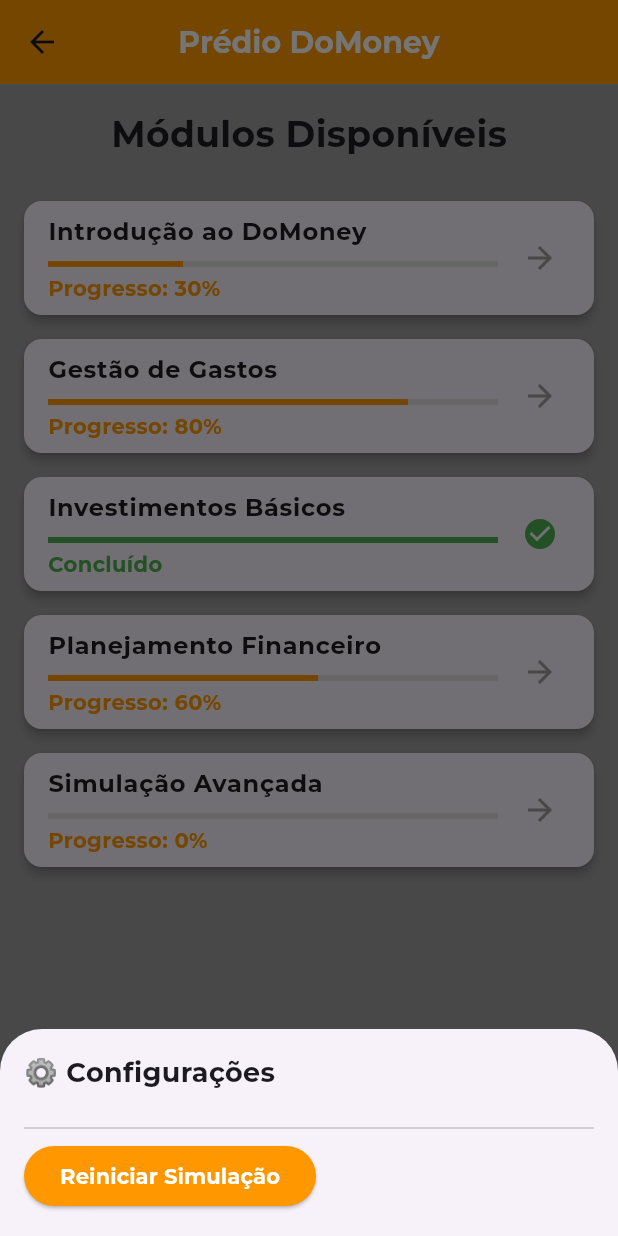
After one commit to DiogoAlvesF7/DoMoney, a Flutter app: the DoMoneySimulation screen opened directly, after a tap on the "settings" icon, on a phone screen of 412 x 824 dp. The commit adds this screen. Run offline on Flutter 3.47's test engine with Material 3 defaults, Android fonts, the phone set to English and light mode, and no system bars; our stand-ins replace carousel_slider, fl_chart; project files that could hold a hidden picture were left out.

Commit message:
criação do domoney_simulation.dart

```diff
--- /dev/null
+++ b/do_money_teste/lib/screens/domoney_simulation.dart
@@ -0,0 +1,180 @@
+import 'package:flutter/material.dart';
+
+class DoMoneySimulation extends StatefulWidget {
+  const DoMoneySimulation({super.key});
+
+  @override
+  _DoMoneySimulationState createState() => _DoMoneySimulationState();
+}
+
+class _DoMoneySimulationState extends State<DoMoneySimulation> {
+  final List<Map<String, dynamic>> _modulos = [
+    {"nome": "Introdução ao DoMoney", "progresso": 0.3, "completo": false},
+    {"nome": "Gestão de Gastos", "progresso": 0.8, "completo": false},
+    {"nome": "Investimentos Básicos", "progresso": 1.0, "completo": true},
+    {"nome": "Planejamento Financeiro", "progresso": 0.6, "completo": false},
+    {"nome": "Simulação Avançada", "progresso": 0.0, "completo": false},
+  ];
+
+  @override
+  Widget build(BuildContext context) {
+    return Scaffold(
+      appBar: AppBar(
+        title: const Text('Prédio DoMoney',
+            style: TextStyle(
+              color: Colors.white,
+              fontWeight: FontWeight.bold,
+              fontSize: 20,
+            )),
+        backgroundColor: Colors.orange,
+        centerTitle: true,
+      ),
+      body: Padding(
+        padding: const EdgeInsets.all(16.0),
+        child: Column(
+          crossAxisAlignment: CrossAxisAlignment.start,
+          children: [
+            const Center(
+              child: Text(
+                "Módulos Disponíveis",
+                style: TextStyle(fontSize: 24, fontWeight: FontWeight.bold),
+              ),
+            ),
+            const SizedBox(height: 20),
+            Expanded(
+              child: ListView.builder(
+                itemCount: _modulos.length,
+                itemBuilder: (context, index) {
+                  final modulo = _modulos[index];
+                  return _buildModuloCard(
+                    nome: modulo['nome'],
+                    progresso: modulo['progresso'],
+                    completo: modulo['completo'],
+                  );
+                },
+              ),
+            ),
+          ],
+        ),
+      ),
+      bottomNavigationBar: BottomAppBar(
+        color: Colors.orange,
+        child: Padding(
+          padding: const EdgeInsets.symmetric(horizontal: 16.0, vertical: 8.0),
+          child: Row(
+            mainAxisAlignment: MainAxisAlignment.spaceBetween,
+            children: [
+              IconButton(
+                icon: const Icon(Icons.home, color: Colors.white),
+                onPressed: () {
+                  Navigator.pushNamed(context, '/');
+                },
+              ),
+              IconButton(
+                icon: const Icon(Icons.settings, color: Colors.white),
+                onPressed: () => _showSettingsModal(context),
+              ),
+            ],
+          ),
+        ),
+      ),
+    );
+  }
+
+  Widget _buildModuloCard({
+    required String nome,
+    required double progresso,
+    required bool completo,
+  }) {
+    return Card(
+      elevation: 3,
+      margin: const EdgeInsets.symmetric(vertical: 8),
+      child: ListTile(
+        title: Text(nome, style: const TextStyle(fontWeight: FontWeight.bold)),
+        subtitle: Column(
+          crossAxisAlignment: CrossAxisAlignment.start,
+          children: [
+            const SizedBox(height: 8),
+            LinearProgressIndicator(
+              value: progresso,
+              backgroundColor: Colors.grey[300],
+              valueColor: AlwaysStoppedAnimation<Color>(
+                completo ? Colors.green : Colors.orange,
+              ),
+            ),
+            const SizedBox(height: 4),
+            Text(
+              completo
+                  ? "Concluído"
+                  : "Progresso: ${(progresso * 100).toInt()}%",
+              style: TextStyle(
+                color: completo ? Colors.green : Colors.orange,
+                fontWeight: FontWeight.bold,
+              ),
+            ),
+          ],
+        ),
+        trailing: Icon(
+          completo ? Icons.check_circle : Icons.arrow_forward,
+          color: completo ? Colors.green : Colors.grey,
+        ),
+        onTap: completo
+            ? null
+            : () {
+                // Aqui será implementada a lógica para abrir o módulo
+                _abrirModulo(nome);
+              },
+      ),
+    );
+  }
+
+  void _abrirModulo(String nome) {
+    ScaffoldMessenger.of(context).showSnackBar(
+      SnackBar(content: Text('Abrindo módulo: $nome')),
+    );
+  }
+
+  void _showSettingsModal(BuildContext context) {
+    showModalBottomSheet(
+      context: context,
+      builder: (BuildContext context) {
+        return Padding(
+          padding: const EdgeInsets.all(16.0),
+          child: Column(
+            mainAxisSize: MainAxisSize.min,
+            crossAxisAlignment: CrossAxisAlignment.start,
+            children: [
+              const Text(
+                '⚙️ Configurações',
+                style: TextStyle(fontSize: 18, fontWeight: FontWeight.bold),
+              ),
+              const SizedBox(height: 16),
+              const Divider(),
+              ElevatedButton(
+                onPressed: () => _reiniciarSimulacao(),
+                style: ElevatedButton.styleFrom(
+                  backgroundColor: Colors.orange,
+                ),
+                child: const Text('Reiniciar Simulação',
+                    style: TextStyle(color: Colors.white)),
+              ),
+            ],
+          ),
+        );
+      },
+    );
+  }
+
+  void _reiniciarSimulacao() {
+    setState(() {
+      for (var modulo in _modulos) {
+        modulo['progresso'] = 0.0;
+        modulo['completo'] = false;
+      }
+    });
+    Navigator.pop(context); // Fecha o modal
+    ScaffoldMessenger.of(context).showSnackBar(
+      const SnackBar(content: Text('Simulação reiniciada!')),
+    );
+  }
+}
```
Also changed, not shown: do_money_teste/lib/screens/home_page.dart (+13 -4 lines), do_money_teste/lib/screens/subscreens/predio_domoney.dart (+27 -31 lines).
